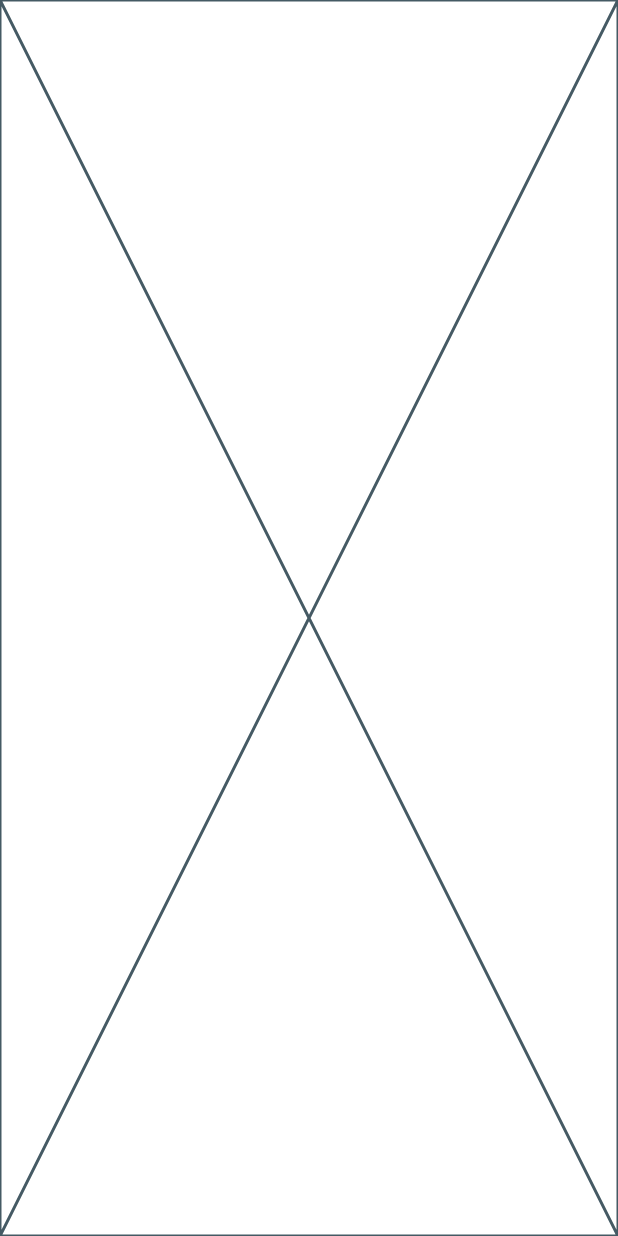
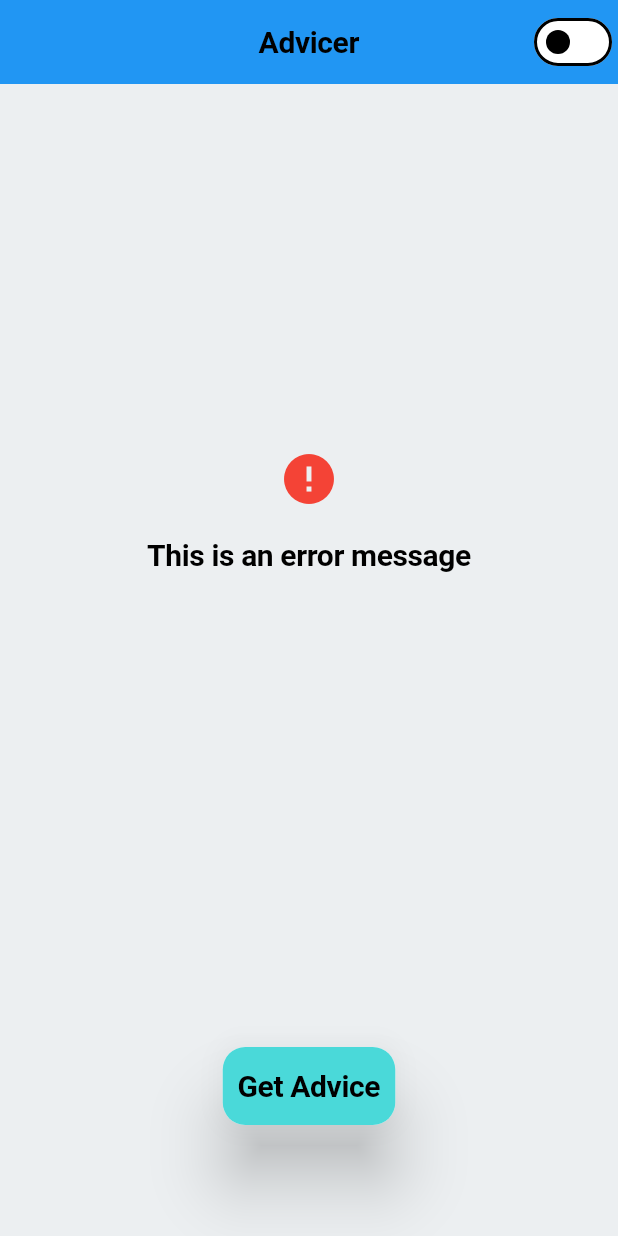
Before and after one commit to TiagoBruckmann/advicer_clean_architecture, a Flutter app: the screen it shows after launch, on a phone screen of 412 x 824 dp. Run offline on Flutter 3.47's test engine with Material 2 defaults, Android fonts, the phone set to English and light mode, and no system bars; our stand-ins replace flutter_bloc; Roboto replaces fonts that are missing (Rubik).

Commit message:
feat: create home page and start build the BLOC management state

```diff
--- /dev/null
+++ b/lib/application/pages/home/bloc/home_bloc.dart
@@ -0,0 +1,22 @@
+// imports nativos
+import 'package:flutter/material.dart';
+
+// import dos pacotes
+import 'package:flutter_bloc/flutter_bloc.dart';
+
+part 'home_event.dart';
+part 'home_state.dart';
+
+class HomeBloc extends Bloc<HomeEvent, HomeState> {
+  HomeBloc() : super(HomeInitial()) {
+    on<HomeEvent>((event, emit) async {
+      emit(HomeStateLoading());
+      // execute bussiness logic
+      debugPrint("fake get advice triggered");
+      await Future.delayed(const Duration(seconds: 3), (){});
+      debugPrint("got advice");
+      emit(HomeStateLoaded(advice: "Fake advice to test BLOC!"));
+      // emit(HomeStateError(message: "Error message"));
+    });
+  }
+}
--- /dev/null
+++ b/lib/application/pages/home/bloc/home_event.dart
@@ -0,0 +1,6 @@
+part of 'home_bloc.dart';
+
+@immutable
+abstract class HomeEvent {}
+
+class HomeRequestEvent extends HomeEvent {}
--- /dev/null
+++ b/lib/application/pages/home/bloc/home_state.dart
@@ -0,0 +1,18 @@
+part of 'home_bloc.dart';
+
+@immutable
+abstract class HomeState {}
+
+class HomeInitial extends HomeState {}
+
+class HomeStateLoading extends HomeState {}
+
+class HomeStateLoaded extends HomeState {
+  HomeStateLoaded({ required this.advice });
+  final String advice;
+}
+
+class HomeStateError extends HomeState {
+  HomeStateError({ required this.message });
+  final String message;
+}
--- /dev/null
+++ b/lib/application/pages/home/home.dart
@@ -0,0 +1,68 @@
+// imports nativos
+import 'package:advicer/application/pages/home/widgets/custom_button.dart';
+import 'package:advicer/application/pages/home/widgets/error_message.dart';
+import 'package:advicer/application/pages/home/widgets/home_field.dart';
+import 'package:flutter/material.dart';
+
+// import das telas
+import 'package:advicer/application/core/services/theme_services.dart';
+
+// import dos pacotes
+import 'package:provider/provider.dart';
+
+class Home extends StatelessWidget {
+  const Home({Key? key}) : super(key: key);
+
+  @override
+  Widget build(BuildContext context) {
+
+    final themeData = Theme.of(context);
+
+    return Scaffold(
+      appBar: AppBar(
+        title: Text(
+          "Advicer",
+          style: themeData.textTheme.headline1,
+        ),
+        centerTitle: true,
+        actions: [
+          Switch(
+            value: Provider.of<ThemeService>(context).isDarkMode,
+            onChanged: (bool value) => Provider.of<ThemeService>(context, listen: false).toggleTheme(),
+          ),
+        ],
+      ),
+      body: Padding(
+        padding: const EdgeInsets.symmetric( horizontal: 50 ),
+        child: Column(
+          children: const [
+            Expanded(
+              child: Center(
+                child: ErrorMessage(message: "This is an error message"),
+                /*
+                HomeField(
+                  advice: "Example advice - your day be a very good!",
+                ),
+                CircularProgressIndicator(
+                  color: themeData.colorScheme.secondary,
+                )
+                Text(
+                  "Your advice is waiting for you!!",
+                  textAlign: TextAlign.center,
+                  style: themeData.textTheme.headline1,
+                ),
+                */
+              ),
+            ),
+            const SizedBox(
+              height: 200,
+              child: Center(
+                child: CustomButton(),
+              ),
+            ),
+          ],
+        ),
+      ),
+    );
+  }
+}
--- /dev/null
+++ b/lib/application/pages/home/widgets/custom_button.dart
@@ -0,0 +1,35 @@
+// imports nativos
+import 'package:flutter/material.dart';
+
+class CustomButton extends StatelessWidget {
+  const CustomButton({Key? key}) : super(key: key);
+
+  @override
+  Widget build(BuildContext context) {
+
+    final themeData = Theme.of(context);
+
+    return InkResponse(
+      onTap: () {
+        print("CLicked InkResponse");
+      },
+      child: Material(
+        elevation: 20,
+        borderRadius: BorderRadius.circular(15),
+        child: Container(
+          decoration: BoxDecoration(
+            color: themeData.colorScheme.secondary,
+            borderRadius: BorderRadius.circular(15),
+          ),
+          child: Padding(
+            padding: const EdgeInsets.symmetric( horizontal: 10, vertical: 15 ),
+            child: Text(
+              "Get Advice",
+              style: themeData.textTheme.headline1,
+            ),
+          ),
+        ),
+      ),
+    );
+  }
+}
--- /dev/null
+++ b/lib/application/pages/home/widgets/error_message.dart
@@ -0,0 +1,30 @@
+// imports nativos
+import 'package:flutter/material.dart';
+
+class ErrorMessage extends StatelessWidget {
+  const ErrorMessage({ Key? key, required this.message }) : super(key: key);
+  final String message;
+
+  @override
+  Widget build(BuildContext context) {
+
+    final themeData = Theme.of(context);
+
+    return Column(
+      mainAxisAlignment: MainAxisAlignment.center,
+      children: [
+        const Icon(
+          Icons.error,
+          color: Colors.red,
+          size: 40,
+        ),
+        const SizedBox(height: 20),
+        Text(
+          message,
+          textAlign: TextAlign.center,
+          style: themeData.textTheme.headline1,
+        ),
+      ],
+    );
+  }
+}
--- a/lib/main.dart
+++ b/lib/main.dart
@@ -8,6 +8,7 @@ import 'package:advicer/themes.dart';
 import 'package:provider/provider.dart';
 
 // import das telas
+import 'package:advicer/application/pages/home/home.dart';
 import 'application/core/services/theme_services.dart';
 
 void main() {
@@ -21,7 +22,7 @@ void main() {
             theme: Themes.lightTheme,
             darkTheme: Themes.darkTheme,
             title: 'Advicer',
-            home: const Placeholder(),
+            home: const Home(),
           );
         },
       ),
--- a/pubspec.yaml
+++ b/pubspec.yaml
@@ -3,7 +3,7 @@ description: A new Flutter project.
 
 publish_to: 'none' # Remove this line if you wish to publish to pub.dev
 
-version: 1.0.0+2
+version: 1.0.0+3
 
 environment:
   sdk: '>=2.18.1 <3.0.0'
@@ -14,6 +14,7 @@ dependencies:
 
   # Use with the CupertinoIcons class for iOS style icons.
   cupertino_icons: ^1.0.2
+  flutter_bloc: ^8.1.1
   provider: ^6.0.5
 
 dev_dependencies:
```
Also changed, not shown: lib/application/pages/home/widgets/home_field.dart (added, +32 -0 lines), 1 other file.
